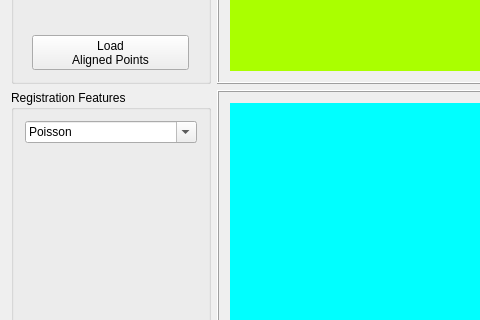
Before: the Qt Designer form mainwindow.ui in cefisalam/3dproj, drawn with Qt 5; both pictures show x 0 to 480 and y 287 to 607 of the 1000 by 733 pixel window.
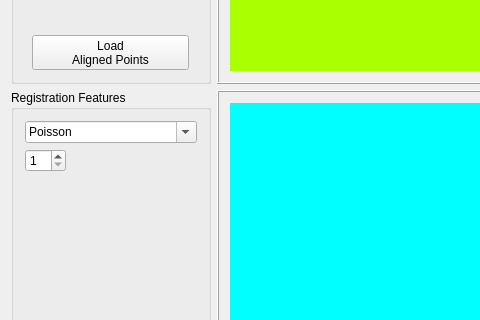
After: the same form once the commit is applied. Icons and pictures are not drawn. Custom widgets are drawn as their Qt base class.

Diff of the .ui file:
```diff
--- a/mainwindow.ui
+++ b/mainwindow.ui
@@ -235,6 +235,25 @@
          </item>
         </widget>
        </item>
+       <item>
+        <widget class="QSpinBox" name="poisonSpinBox">
+         <property name="enabled">
+          <bool>true</bool>
+         </property>
+         <property name="sizePolicy">
+          <sizepolicy hsizetype="Maximum" vsizetype="Fixed">
+           <horstretch>0</horstretch>
+           <verstretch>0</verstretch>
+          </sizepolicy>
+         </property>
+         <property name="minimum">
+          <number>1</number>
+         </property>
+         <property name="maximum">
+          <number>40</number>
+         </property>
+        </widget>
+       </item>
        <item>
         <spacer name="verticalSpacer_2">
          <property name="orientation">
```
